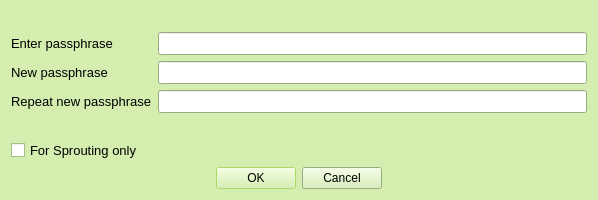
The window that src/qt/forms/askpassphrasedialog.ui (teambean/BeanCash) describes before a commit, drawn with Qt 5.
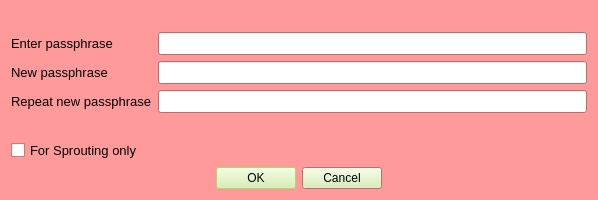
The same window after the commit. Icons and pictures are not drawn.

```diff
--- a/src/qt/forms/askpassphrasedialog.ui
+++ b/src/qt/forms/askpassphrasedialog.ui
@@ -46,9 +46,9 @@
      <colorrole role="Window">
       <brush brushstyle="SolidPattern">
        <color alpha="255">
-        <red>211</red>
-        <green>238</green>
-        <blue>175</blue>
+        <red>255</red>
+        <green>154</green>
+        <blue>154</blue>
        </color>
       </brush>
      </colorrole>
@@ -102,9 +102,9 @@
      <colorrole role="Window">
       <brush brushstyle="SolidPattern">
        <color alpha="255">
-        <red>211</red>
-        <green>238</green>
-        <blue>175</blue>
+        <red>255</red>
+        <green>154</green>
+        <blue>154</blue>
        </color>
       </brush>
      </colorrole>
@@ -149,18 +149,18 @@
      <colorrole role="Base">
       <brush brushstyle="SolidPattern">
        <color alpha="255">
-        <red>211</red>
-        <green>238</green>
-        <blue>175</blue>
+        <red>255</red>
+        <green>154</green>
+        <blue>154</blue>
        </color>
       </brush>
      </colorrole>
      <colorrole role="Window">
       <brush brushstyle="SolidPattern">
        <color alpha="255">
-        <red>211</red>
-        <green>238</green>
-        <blue>175</blue>
+        <red>255</red>
+        <green>154</green>
+        <blue>154</blue>
        </color>
       </brush>
      </colorrole>
```
